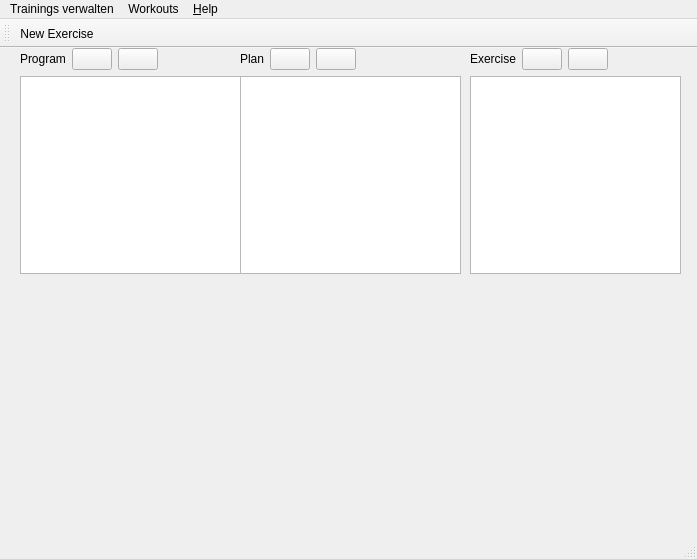
The window that speck_weg/ui/main_window.ui (hochstibe/fingertraining) describes before a commit, drawn with Qt 5.
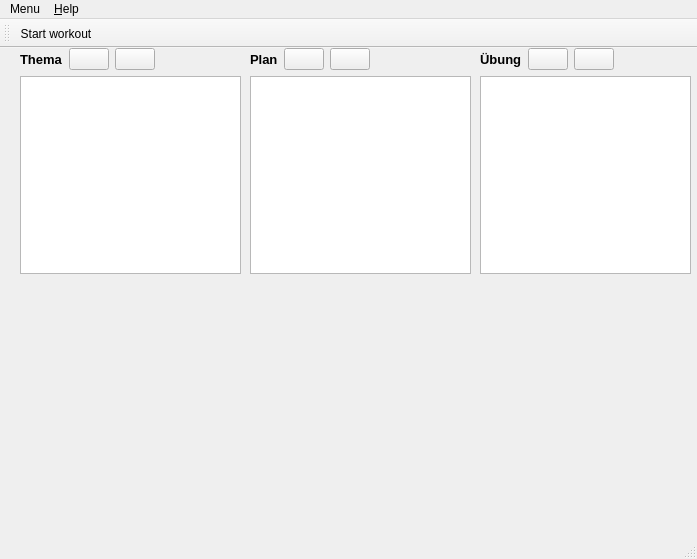
The same window after the commit. Icons and pictures are not drawn.

Patch:
```diff
--- a/speck_weg/ui/main_window.ui
+++ b/speck_weg/ui/main_window.ui
@@ -28,8 +28,16 @@
       <layout class="QHBoxLayout" name="horizontalLayout">
        <item>
         <widget class="QLabel" name="label">
+         <property name="font">
+          <font>
+           <family>MS Shell Dlg 2</family>
+           <pointsize>10</pointsize>
+           <weight>75</weight>
+           <bold>true</bold>
+          </font>
+         </property>
          <property name="text">
-          <string>Program</string>
+          <string>Thema</string>
          </property>
         </widget>
        </item>
@@ -84,7 +92,7 @@
    <widget class="QWidget" name="layoutWidget">
     <property name="geometry">
      <rect>
-      <x>240</x>
+      <x>250</x>
       <y>0</y>
       <width>221</width>
       <height>226</height>
@@ -95,6 +103,13 @@
       <layout class="QHBoxLayout" name="horizontalLayout_2">
        <item>
         <widget class="QLabel" name="label_2">
+         <property name="font">
+          <font>
+           <pointsize>10</pointsize>
+           <weight>75</weight>
+           <bold>true</bold>
+          </font>
+         </property>
          <property name="text">
           <string>Plan</string>
          </property>
@@ -151,7 +166,7 @@
    <widget class="QWidget" name="layoutWidget">
     <property name="geometry">
      <rect>
-      <x>470</x>
+      <x>480</x>
       <y>0</y>
       <width>211</width>
       <height>226</height>
@@ -162,8 +177,15 @@
       <layout class="QHBoxLayout" name="horizontalLayout_3">
        <item>
         <widget class="QLabel" name="label_3">
+         <property name="font">
+          <font>
+           <pointsize>10</pointsize>
+           <weight>75</weight>
+           <bold>true</bold>
+          </font>
+         </property>
          <property name="text">
-          <string>Exercise</string>
+          <string>Übung</string>
          </property>
         </widget>
        </item>
@@ -221,14 +243,18 @@
    </property>
    <widget class="QMenu" name="menu_training">
     <property name="title">
-     <string>Trainings verwalten</string>
+     <string>Menu</string>
     </property>
-    <addaction name="action_new_exercise"/>
-   </widget>
-   <widget class="QMenu" name="menu_workout">
-    <property name="title">
-     <string>Workouts</string>
-    </property>
+    <widget class="QMenu" name="menuAdd">
+     <property name="title">
+      <string>Add</string>
+     </property>
+     <addaction name="actionNew_program"/>
+     <addaction name="actionNew_plan"/>
+     <addaction name="actionNew_exercise"/>
+    </widget>
+    <addaction name="menuAdd"/>
+    <addaction name="start_workout"/>
    </widget>
    <widget class="QMenu" name="menu_help">
     <property name="title">
@@ -237,7 +263,6 @@
     <addaction name="action_about"/>
    </widget>
    <addaction name="menu_training"/>
-   <addaction name="menu_workout"/>
    <addaction name="menu_help"/>
   </widget>
   <widget class="QToolBar" name="training_toolbar">
@@ -250,19 +275,19 @@
    <attribute name="toolBarBreak">
     <bool>false</bool>
    </attribute>
-   <addaction name="action_new_exercise"/>
+   <addaction name="start_workout"/>
   </widget>
   <widget class="QStatusBar" name="statusBar"/>
-  <action name="action_new_exercise">
+  <action name="start_workout">
    <property name="icon">
     <iconset resource="resources/resources.qrc">
-     <normaloff>:/icons/plus-solid.svg</normaloff>:/icons/plus-solid.svg</iconset>
+     <normaloff>:/icons/dumbbell-solid.svg</normaloff>:/icons/dumbbell-solid.svg</iconset>
    </property>
    <property name="text">
-    <string>New Exercise</string>
+    <string>Start workout</string>
    </property>
    <property name="toolTip">
-    <string>Create a new Exercise</string>
+    <string>Start a new workout session</string>
    </property>
   </action>
   <action name="action_about">
@@ -274,6 +299,21 @@
     <string>&amp;About</string>
    </property>
   </action>
+  <action name="actionNew_program">
+   <property name="text">
+    <string>New program</string>
+   </property>
+  </action>
+  <action name="actionNew_plan">
+   <property name="text">
+    <string>New plan</string>
+   </property>
+  </action>
+  <action name="actionNew_exercise">
+   <property name="text">
+    <string>New exercise</string>
+   </property>
+  </action>
  </widget>
  <resources>
   <include location="resources/resources.qrc"/>
```
